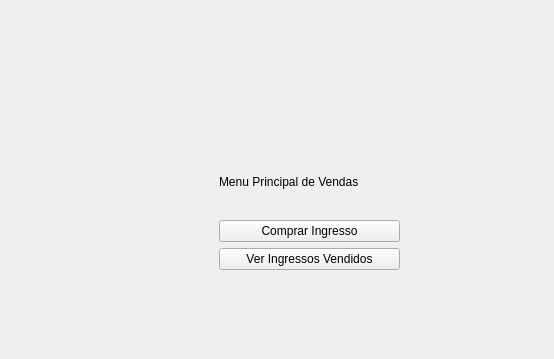
Above: ui/viewVendas.ui from PedroAugustoRamalhoDuarte/Trabalho-TP1 before the change; both pictures show x 0 to 554 and y 0 to 359 of the 800 by 600 pixel window. Below: the same form after it.
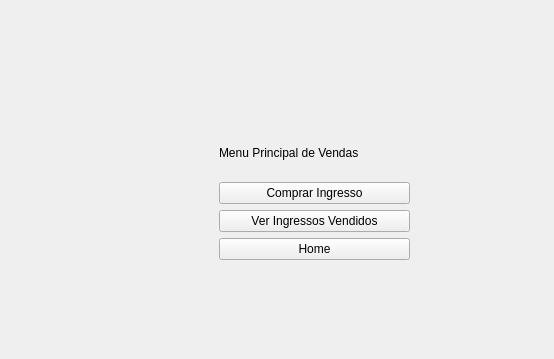
That is the form after the change. The open tabs and pages were chosen to show the change.

Commit message: Adicionando Botoes na viewVendas

The edit to the form file:
```diff
--- a/ui/viewVendas.ui
+++ b/ui/viewVendas.ui
@@ -31,30 +31,37 @@
       <property name="geometry">
        <rect>
         <x>210</x>
-        <y>140</y>
-        <width>181</width>
-        <height>121</height>
+        <y>120</y>
+        <width>191</width>
+        <height>131</height>
        </rect>
       </property>
       <layout class="QGridLayout" name="gridLayout">
-       <item row="0" column="0">
-        <widget class="QLabel" name="label">
+       <item row="5" column="0">
+        <widget class="QPushButton" name="btnVerIngressosVendidos">
          <property name="text">
-          <string>Menu Principal de Vendas</string>
+          <string>Ver Ingressos Vendidos</string>
          </property>
         </widget>
        </item>
-       <item row="1" column="0">
+       <item row="3" column="0">
         <widget class="QPushButton" name="btnComprarIngresso">
          <property name="text">
           <string>Comprar Ingresso</string>
          </property>
         </widget>
        </item>
+       <item row="6" column="0">
+        <widget class="QPushButton" name="btnHome">
+         <property name="text">
+          <string>Home</string>
+         </property>
+        </widget>
+       </item>
        <item row="2" column="0">
-        <widget class="QPushButton" name="btnVerIngressosVendidos">
+        <widget class="QLabel" name="label">
          <property name="text">
-          <string>Ver Ingressos Vendidos</string>
+          <string>Menu Principal de Vendas</string>
          </property>
         </widget>
        </item>
```
Left out of the diff: 32 changed lines with no effect on the pictures. The commit also changes 2 other files.
